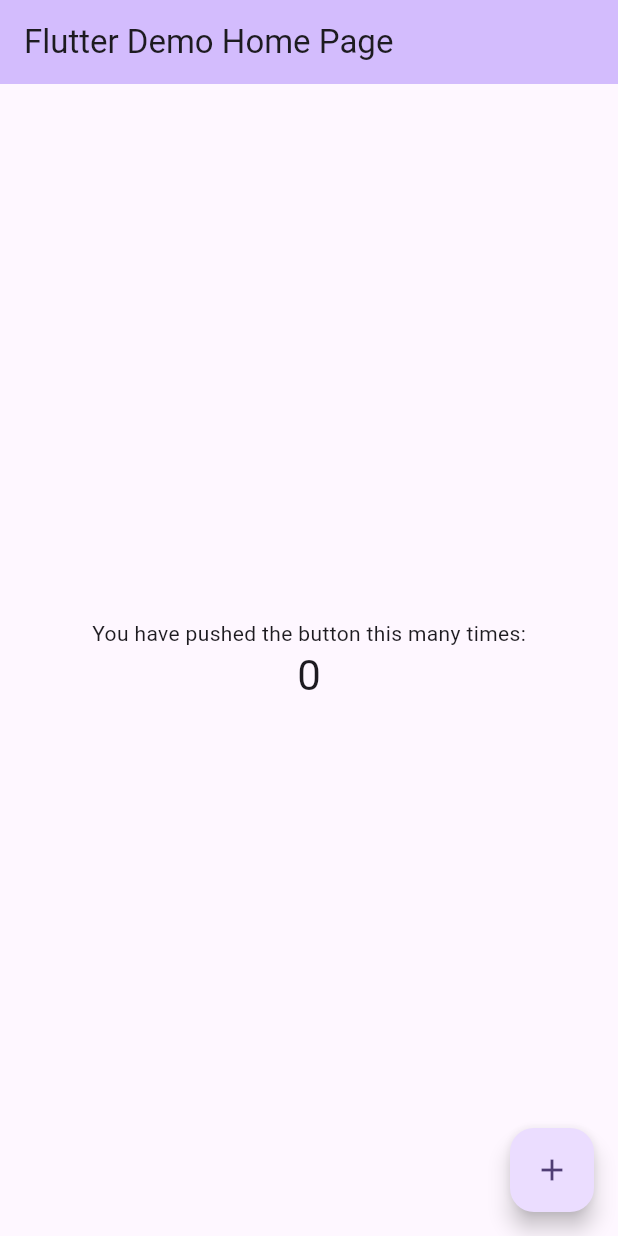
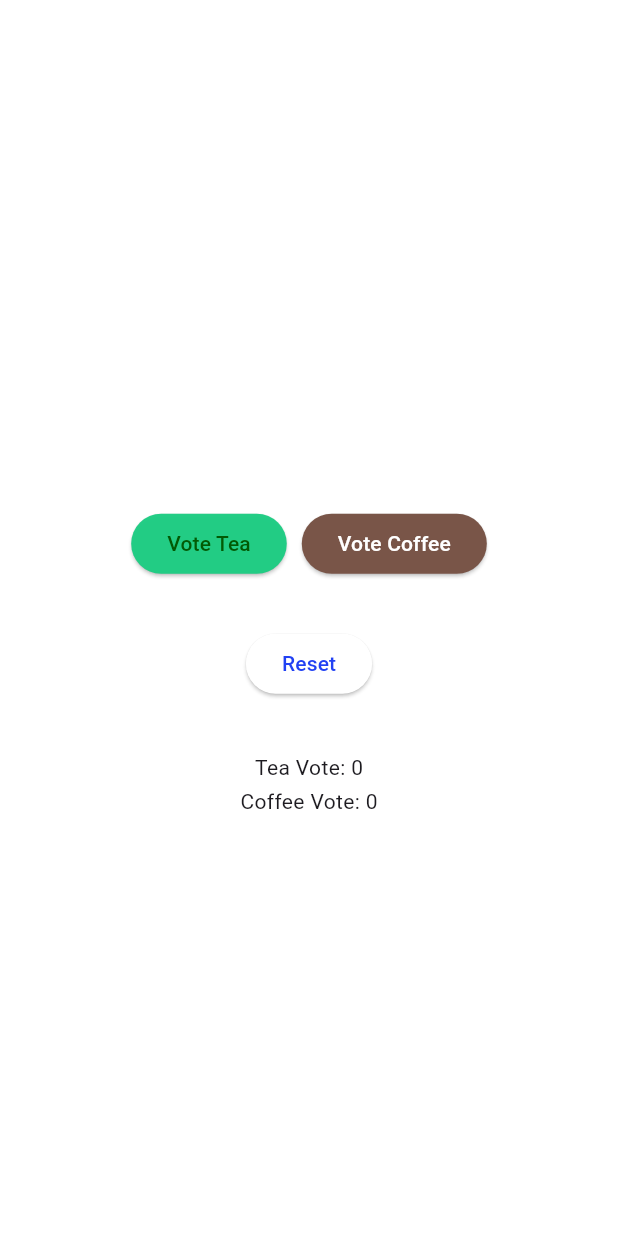
Before and after one commit to mhamad012/Quiz1-App, a Flutter app: the screen it shows after launch, on a phone screen of 412 x 824 dp. Run offline on Flutter 3.47's test engine with Material 3 defaults, Android fonts, the phone set to English and light mode, and no system bars.

Commit message:
final submission

```diff
--- a/lib/main.dart
+++ b/lib/main.dart
@@ -1,4 +1,5 @@
 import 'package:flutter/material.dart';
+import 'votescreen.dart';
 
 void main() {
   runApp(const MyApp());
@@ -12,111 +13,8 @@ class MyApp extends StatelessWidget {
   Widget build(BuildContext context) {
     return MaterialApp(
       title: 'Flutter Demo',
-      theme: ThemeData(
-        // This is the theme of your application.
-        //
-        // TRY THIS: Try running your application with "flutter run". You'll see
-        // the application has a purple toolbar. Then, without quitting the app,
-        // try changing the seedColor in the colorScheme below to Colors.green
-        // and then invoke "hot reload" (save your changes or press the "hot
-        // reload" button in a Flutter-supported IDE, or press "r" if you used
-        // the command line to start the app).
-        //
-        // Notice that the counter didn't reset back to zero; the application
-        // state is not lost during the reload. To reset the state, use hot
-        // restart instead.
-        //
-        // This works for code too, not just values: Most code changes can be
-        // tested with just a hot reload.
-        colorScheme: ColorScheme.fromSeed(seedColor: Colors.deepPurple),
-      ),
-      home: const MyHomePage(title: 'Flutter Demo Home Page'),
+      debugShowCheckedModeBanner: false,
+      home: Votescreen(),
     );
   }
 }
-
-class MyHomePage extends StatefulWidget {
-  const MyHomePage({super.key, required this.title});
-
-  // This widget is the home page of your application. It is stateful, meaning
-  // that it has a State object (defined below) that contains fields that affect
-  // how it looks.
-
-  // This class is the configuration for the state. It holds the values (in this
-  // case the title) provided by the parent (in this case the App widget) and
-  // used by the build method of the State. Fields in a Widget subclass are
-  // always marked "final".
-
-  final String title;
-
-  @override
-  State<MyHomePage> createState() => _MyHomePageState();
-}
-
-class _MyHomePageState extends State<MyHomePage> {
-  int _counter = 0;
-
-  void _incrementCounter() {
-    setState(() {
-      // This call to setState tells the Flutter framework that something has
-      // changed in this State, which causes it to rerun the build method below
-      // so that the display can reflect the updated values. If we changed
-      // _counter without calling setState(), then the build method would not be
-      // called again, and so nothing would appear to happen.
-      _counter++;
-    });
-  }
-
-  @override
-  Widget build(BuildContext context) {
-    // This method is rerun every time setState is called, for instance as done
-    // by the _incrementCounter method above.
-    //
-    // The Flutter framework has been optimized to make rerunning build methods
-    // fast, so that you can just rebuild anything that needs updating rather
-    // than having to individually change instances of widgets.
-    return Scaffold(
-      appBar: AppBar(
-        // TRY THIS: Try changing the color here to a specific color (to
-        // Colors.amber, perhaps?) and trigger a hot reload to see the AppBar
-        // change color while the other colors stay the same.
-        backgroundColor: Theme.of(context).colorScheme.inversePrimary,
-        // Here we take the value from the MyHomePage object that was created by
-        // the App.build method, and use it to set our appbar title.
-        title: Text(widget.title),
-      ),
-      body: Center(
-        // Center is a layout widget. It takes a single child and positions it
-        // in the middle of the parent.
-        child: Column(
-          // Column is also a layout widget. It takes a list of children and
-          // arranges them vertically. By default, it sizes itself to fit its
-          // children horizontally, and tries to be as tall as its parent.
-          //
-          // Column has various properties to control how it sizes itself and
-          // how it positions its children. Here we use mainAxisAlignment to
-          // center the children vertically; the main axis here is the vertical
-          // axis because Columns are vertical (the cross axis would be
-          // horizontal).
-          //
-          // TRY THIS: Invoke "debug painting" (choose the "Toggle Debug Paint"
-          // action in the IDE, or press "p" in the console), to see the
-          // wireframe for each widget.
-          mainAxisAlignment: MainAxisAlignment.center,
-          children: <Widget>[
-            const Text('You have pushed the button this many times:'),
-            Text(
-              '$_counter',
-              style: Theme.of(context).textTheme.headlineMedium,
-            ),
-          ],
-        ),
-      ),
-      floatingActionButton: FloatingActionButton(
-        onPressed: _incrementCounter,
-        tooltip: 'Increment',
-        child: const Icon(Icons.add),
-      ), // This trailing comma makes auto-formatting nicer for build methods.
-    );
-  }
-}
--- /dev/null
+++ b/lib/votescreen.dart
@@ -0,0 +1,110 @@
+import 'package:flutter/material.dart';
+
+class Votescreen extends StatefulWidget {
+  const Votescreen({super.key});
+
+  @override
+  State<Votescreen> createState() => _VotescreenState();
+}
+
+class _VotescreenState extends State<Votescreen> {
+  int counter = 0;
+  int counter2 = 0;
+  String icon = "";
+
+  void votetea() {
+    setState(() {
+      counter++;
+      icon = "🍵";
+    });
+  }
+
+  void votcoffee() {
+    setState(() {
+      counter2++;
+      icon = "☕";
+    });
+  }
+
+  void reset() {
+    setState(() {
+      counter = 0;
+      counter2 = 0;
+      icon = "❔";
+    });
+  }
+
+  // @override
+  // void setState() {
+  //   counter += 0;
+  //   counter2 += 0;
+  //   super.setState(fn);
+  // }
+
+  @override
+  Widget build(BuildContext context) {
+    return Scaffold(
+      body: Container(
+        color: Colors.white,
+        child: Center(
+          child: Column(
+            mainAxisAlignment: MainAxisAlignment.center,
+            children: [
+              Text(icon, style: TextStyle(fontSize: 30)),
+              SizedBox(height: 16),
+              Padding(
+                padding: EdgeInsetsGeometry.only(bottom: 16),
+                child: Row(
+                  crossAxisAlignment: CrossAxisAlignment.center,
+                  mainAxisAlignment: MainAxisAlignment.center,
+                  children: [
+                    ElevatedButton(
+                      onPressed: votetea,
+                      style: ElevatedButton.styleFrom(
+                        backgroundColor: Color.fromARGB(249, 30, 204, 131),
+                      ),
+                      child: Text(
+                        "Vote Tea",
+                        style: TextStyle(color: Color.fromARGB(249, 1, 87, 1)),
+                      ),
+                    ),
+                    SizedBox(width: 10),
+                    ElevatedButton(
+                      onPressed: votcoffee,
+                      style: ElevatedButton.styleFrom(
+                        backgroundColor: Colors.brown,
+                      ),
+                      child: Text(
+                        "Vote Coffee",
+                        style: TextStyle(color: Colors.white),
+                      ),
+                    ),
+                  ],
+                ),
+              ),
+              Padding(
+                padding: EdgeInsetsGeometry.only(top: 16, bottom: 20),
+                child: ElevatedButton(
+                  onPressed: reset,
+                  style: ElevatedButton.styleFrom(
+                    backgroundColor: Colors.white,
+                  ),
+                  child: Text(
+                    "Reset",
+                    style: TextStyle(
+                      color: const Color.fromARGB(255, 33, 65, 243),
+                    ),
+                  ),
+                ),
+              ),
+              SizedBox(height: 15),
+              Text("Tea Vote: $counter"),
+              SizedBox(height: 3),
+              Text("Coffee Vote: $counter2"),
+            ],
+          ),
+        ),
+      ),
+    );
+  }
+}
```
